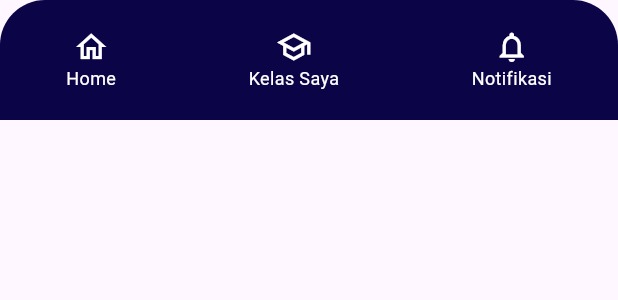
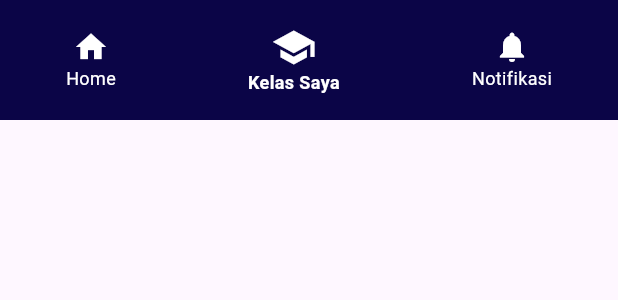
Before and after one commit to nunaprameswari/lms_hybird, a Flutter app: the CustomBottomNav widget shown alone on an empty page, opened directly, on a phone screen of 412 x 824 dp. Shown: the top 300 px of the screen. Run offline on Flutter 3.47's test engine with Material 3 defaults, Android fonts, the phone set to English and light mode, and no system bars; network calls fail.

Commit message:
bagian icon bawah bsa di klik

```diff
--- a/lib/fitur/isiprofile.dart
+++ b/lib/fitur/isiprofile.dart
@@ -1,4 +1,5 @@
 import 'package:flutter/material.dart';
+import 'package:lms_hybird/fitur/home.dart';
 
 class Isiprofile extends StatelessWidget {
   final String name;
@@ -103,36 +104,81 @@ class CustomTabBar extends StatelessWidget {
   }
 }
 
-class CustomBottomNav extends StatelessWidget {
+class CustomBottomNav extends StatefulWidget {
+  @override
+  _CustomBottomNavState createState() => _CustomBottomNavState();
+}
+
+class _CustomBottomNavState extends State<CustomBottomNav> {
+  // Variabel untuk melacak tab mana yang sedang aktif di bottom nav
+  int _selectedIndex = 1; // Default ke "Kelas Saya" sesuai gambar
+
   @override
   Widget build(BuildContext context) {
     return Container(
       height: 80,
       decoration: BoxDecoration(
         color: Color(0xFF0B0547),
-        borderRadius: BorderRadius.only(
-          topLeft: Radius.circular(30),
-          topRight: Radius.circular(30),
-        ),
+        // borderRadius: BorderRadius.only(
+        // topLeft: Radius.circular(30),
+        // topRight: Radius.circular(30),
+        // ),
       ),
       child: Row(
         mainAxisAlignment: MainAxisAlignment.spaceAround,
         children: [
-          _navItem(Icons.home_outlined, "Home"),
-          _navItem(Icons.school_outlined, "Kelas Saya"),
-          _navItem(Icons.notifications_none, "Notifikasi"),
+          _navItem(0, Icons.home, "Home"),
+          _navItem(1, Icons.school, "Kelas Saya"),
+          _navItem(2, Icons.notifications, "Notifikasi"),
         ],
       ),
     );
   }
 
-  Widget _navItem(IconData icon, String label) {
-    return Column(
-      mainAxisAlignment: MainAxisAlignment.center,
-      children: [
-        Icon(icon, color: Colors.white),
-        Text(label, style: TextStyle(color: Colors.white, fontSize: 12)),
-      ],
+  Widget _navItem(int index, IconData icon, String label) {
+    bool isActive = _selectedIndex == index;
+
+    return InkWell(
+      onTap: () {
+        setState(() {
+          _selectedIndex = index;
+        });
+        if (index == 0) {
+          Navigator.push(
+            context,
+            MaterialPageRoute(
+              builder: (context) => Beranda(),
+            ), // Membuka home.dart
+          );
+        }
+        // Tambahkan logika navigasi di sini jika diperlukan, contoh:
+        // print("Pindah ke halaman $label");
+      },
+      // SplashColor memberikan efek sentuhan air saat diklik
+      splashColor: Colors.white24,
+      highlightColor: Colors.transparent,
+      child: Container(
+        padding: EdgeInsets.symmetric(horizontal: 20),
+        child: Column(
+          mainAxisAlignment: MainAxisAlignment.center,
+          children: [
+            Icon(
+              icon,
+              color: Colors.white,
+              // Memberikan ukuran sedikit lebih besar jika aktif
+              size: isActive ? 30 : 24,
+            ),
+            Text(
+              label,
+              style: TextStyle(
+                color: Colors.white,
+                fontSize: 12,
+                fontWeight: isActive ? FontWeight.bold : FontWeight.normal,
+              ),
+            ),
+          ],
+        ),
+      ),
     );
   }
 }
```
